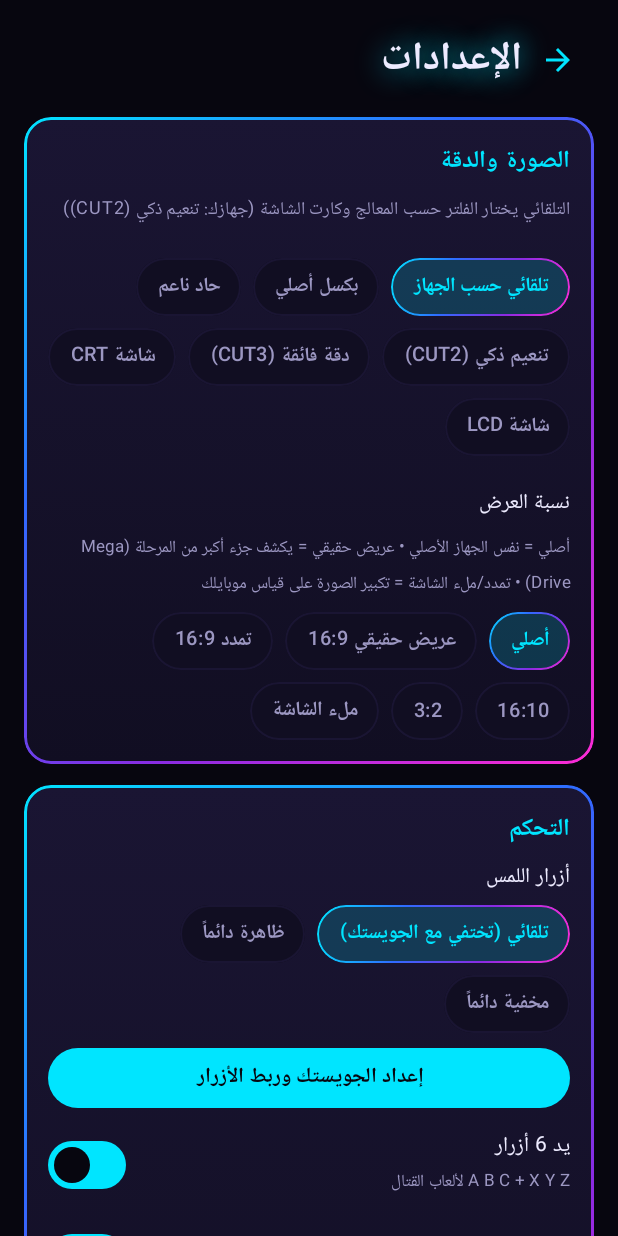
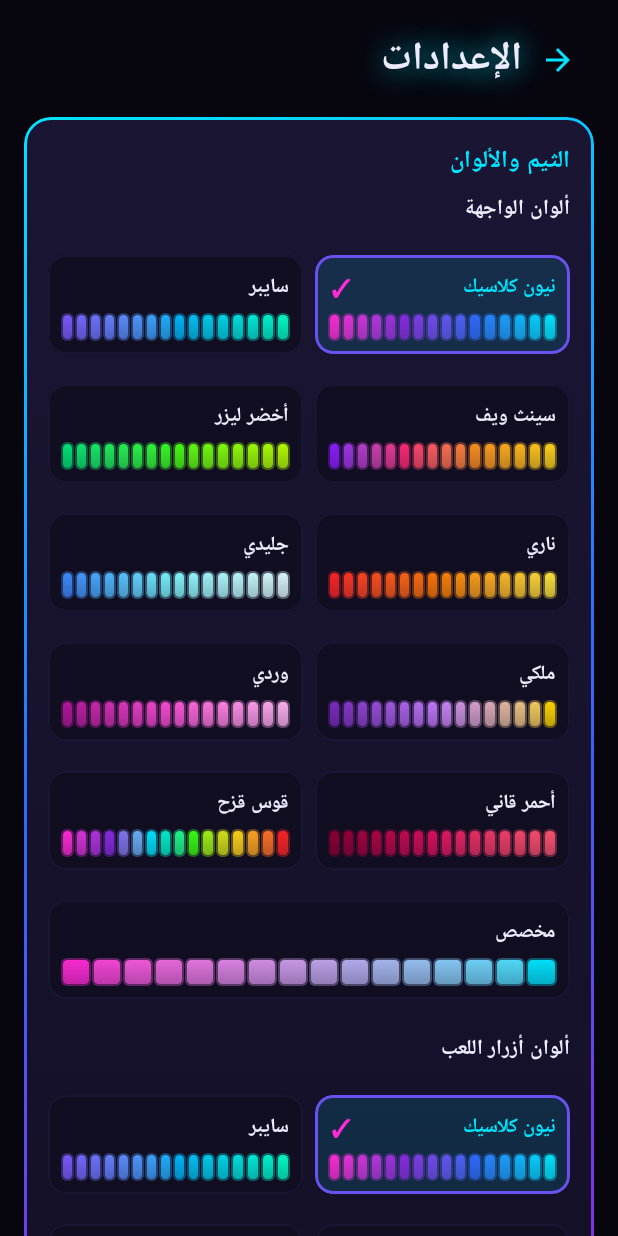
Before and after one commit to tara44x-code/NeonDrive, an Android app built with Jetpack Compose: the screen it shows after launch (MainActivity), after a tap on "الإعدادات", on a phone screen of 412 x 824 dp. Run offline under Robolectric (Android 15) with nearby library versions, the phone set to English and light mode, and no system bars; libraries missing offline, so code that uses them is left out: com.swordfish.libretrodroid; pictures from the network do not load.

Commit message:
Theme system, compact cheats screen, remove broken widescreen mode
- Theme: 10 neon palettes + custom 2-3 colour gradient, separately for the interface and the touch buttons; live preview bars
- Touch buttons take their colours along the chosen gradient (A→Z like a colour bar)
- Cheats screen: one-line status + usage counter, filter box, compact highlighted rows
- Removed 'real 16:9' mode: LibretroDroid renders the widescreen core's frames split in two; old setting maps to stretch 16:9
- Widescreen core no longer bundled (smaller APK)

Co-Authored-By: Claude Opus 5.5 <noreply@anthropic.com>
Claude-Session: https://claude.ai/code/session_01QSEAHZxv7RLHtSVL9ECVGd

```diff
--- a/app/src/main/java/com/neondrive/emu/CrashReporter.kt
+++ b/app/src/main/java/com/neondrive/emu/CrashReporter.kt
@@ -108,6 +108,10 @@ class NeonApp : Application() {
     override fun onCreate() {
         super.onCreate()
         CrashReporter.install(this)
+        // Apply the saved theme before any screen is drawn.
+        val settings = com.neondrive.emu.data.Settings(this)
+        com.neondrive.emu.ui.Neon.ui = settings.uiPalette
+        com.neondrive.emu.ui.Neon.pad = settings.padPalette
         // Unpack the offline cheat database in the background on first launch / after updates.
         Thread { runCatching { com.neondrive.emu.data.OfflineDb.ensureCheats(this) } }.apply { priority = Thread.MIN_PRIORITY }.start()
     }
--- a/app/src/main/java/com/neondrive/emu/data/Settings.kt
+++ b/app/src/main/java/com/neondrive/emu/data/Settings.kt
@@ -15,7 +15,6 @@ enum class VideoFilter(val label: String) {
 /** How the picture fills the phone screen. [ratio] = forced display ratio (null = engine decides). */
 enum class AspectMode(val label: String, val ratio: Float?) {
     ORIGINAL("أصلي", null),
-    WIDE_NATIVE("عريض حقيقي 16:9", null),   // Genesis Plus GX Wide: shows more of the level (Mega Drive)
     STRETCH_16_9("تمدد 16:9", 16f / 9f),
     STRETCH_16_10("16:10", 16f / 10f),
     STRETCH_3_2("3:2", 3f / 2f),
@@ -49,7 +48,7 @@ class Settings(context: Context) {
 
     var aspect: AspectMode
         get() = runCatching { AspectMode.valueOf(p.getString("aspect", null)!!) }
-            .getOrElse { if (p.getBoolean("wide", false)) AspectMode.WIDE_NATIVE else AspectMode.ORIGINAL }
+            .getOrElse { if (p.getBoolean("wide", false)) AspectMode.STRETCH_16_9 else AspectMode.ORIGINAL }
         set(v) = p.edit().putString("aspect", v.name).apply()
 
     var touchMode: TouchMode
@@ -78,6 +77,15 @@ class Settings(context: Context) {
         get() = p.getBoolean("autoResume", true)
         set(v) = p.edit().putBoolean("autoResume", v).apply()
 
+    // ---- Theme ----
+    var uiPalette: com.neondrive.emu.ui.NeonPalette
+        get() = com.neondrive.emu.ui.NeonPalette.byId(p.getString("uiPal", null), p.getString("uiPalC", null))
+        set(v) = p.edit().putString("uiPal", v.id).putString("uiPalC", v.encode()).apply()
+
+    var padPalette: com.neondrive.emu.ui.NeonPalette
+        get() = com.neondrive.emu.ui.NeonPalette.byId(p.getString("padPal", null), p.getString("padPalC", null))
+        set(v) = p.edit().putString("padPal", v.id).putString("padPalC", v.encode()).apply()
+
     var haptics: Boolean
         get() = p.getBoolean("haptics", true)
         set(v) = p.edit().putBoolean("haptics", v).apply()
--- /dev/null
+++ b/app/src/main/java/com/neondrive/emu/ui/Palette.kt
@@ -0,0 +1,108 @@
+package com.neondrive.emu.ui
+
+import androidx.compose.foundation.background
+import androidx.compose.foundation.border
+import androidx.compose.foundation.clickable
+import androidx.compose.foundation.layout.*
+import androidx.compose.foundation.shape.RoundedCornerShape
+import androidx.compose.material3.Text
+import androidx.compose.runtime.Composable
+import androidx.compose.ui.Alignment
+import androidx.compose.ui.Modifier
+import androidx.compose.ui.draw.clip
+import androidx.compose.ui.draw.drawBehind
+import androidx.compose.ui.geometry.CornerRadius
+import androidx.compose.ui.geometry.Offset
+import androidx.compose.ui.geometry.Size
+import androidx.compose.ui.graphics.Color
+import androidx.compose.ui.graphics.lerp
+import androidx.compose.ui.graphics.toArgb
+import androidx.compose.ui.text.font.FontWeight
+import androidx.compose.ui.unit.Dp
+import androidx.compose.ui.unit.dp
+import androidx.compose.ui.unit.sp
+
+/** A neon gradient (2+ colour stops). Interface and touch buttons each use one. */
+data class NeonPalette(val id: String, val label: String, val stops: List<Color>) {
+    /** Colour at position [t] (0..1) along the gradient. */
+    fun sample(t: Float): Color {
+        if (stops.size == 1) return stops[0]
+        val x = t.coerceIn(0f, 1f) * (stops.size - 1)
+        val i = x.toInt().coerceAtMost(stops.size - 2)
+        return lerp(stops[i], stops[i + 1], x - i)
+    }
+
+    fun encode() = stops.joinToString(",") { it.toArgb().toUInt().toString(16) }
+
+    companion object {
+        val presets = listOf(
+            NeonPalette("neon", "نيون كلاسيك", listOf(Color(0xFF00E5FF), Color(0xFF2F6BFF), Color(0xFF8A2BE2), Color(0xFFFF2BD6))),
+            NeonPalette("cyber", "سايبر", listOf(Color(0xFF00FFC6), Color(0xFF00B3FF), Color(0xFF7A5CFF))),
+            NeonPalette("synth", "سينث ويف", listOf(Color(0xFFFFD319), Color(0xFFFF901F), Color(0xFFFF2975), Color(0xFF8C1EFF))),
+            NeonPalette("laser", "أخضر ليزر", listOf(Color(0xFFB6FF00), Color(0xFF39FF14), Color(0xFF00E676))),
+            NeonPalette("fire", "ناري", listOf(Color(0xFFFFE53B), Color(0xFFFF7A00), Color(0xFFFF2525))),
+            NeonPalette("ice", "جليدي", listOf(Color(0xFFE0FBFF), Color(0xFF7DF9FF), Color(0xFF3D8BFF))),
+            NeonPalette("royal", "ملكي", listOf(Color(0xFFFFD700), Color(0xFFC77DFF), Color(0xFF7B2CBF))),
+            NeonPalette("pink", "وردي", listOf(Color(0xFFFFB3F0), Color(0xFFFF4FD8), Color(0xFFB5179E))),
+            NeonPalette("blood", "أحمر قاني", listOf(Color(0xFFFF5370), Color(0xFFE0115F), Color(0xFF8B0033))),
+            NeonPalette("rainbow", "قوس قزح", listOf(Color(0xFFFF2525), Color(0xFFFFD319), Color(0xFF39FF14), Color(0xFF00E5FF), Color(0xFF8A2BE2), Color(0xFFFF2BD6))),
+        )
+        val default = presets.first()
+
+        /** Swatches for the custom gradient picker. */
+        val swatches = listOf(
+            0xFF00E5FF, 0xFF00FFC6, 0xFF39FF14, 0xFFB6FF00, 0xFFFFE53B, 0xFFFFD700, 0xFFFF901F, 0xFFFF2525,
+            0xFFFF2975, 0xFFFF2BD6, 0xFFC77DFF, 0xFF8A2BE2, 0xFF7A5CFF, 0xFF2F6BFF, 0xFF3D8BFF, 0xFFFFFFFF,
+        ).map { Color(it) }
+
+        fun custom(stops: List<Color>) = NeonPalette("custom", "مخصص", stops)
+
+        fun byId(id: String?, customCode: String?): NeonPalette {
+            if (id == "custom") decode(customCode)?.let { return custom(it) }
+            return presets.firstOrNull { it.id == id } ?: default
+        }
+
+        private fun decode(code: String?): List<Color>? = code?.split(',')
+            ?.mapNotNull { it.toULongOrNull(16)?.let { v -> Color(v.toInt()) } }
+            ?.takeIf { it.size >= 2 }
+    }
+}
+
+/** Segmented glowing bar (like an equalizer) that previews a palette. */
+@Composable
+fun PaletteBar(palette: NeonPalette, modifier: Modifier = Modifier, segments: Int = 16, height: Dp = 22.dp) {
+    Row(modifier.height(height), horizontalArrangement = Arrangement.spacedBy(3.dp)) {
+        repeat(segments) { i ->
+            val c = palette.sample(i / (segments - 1f))
+            Box(
+                Modifier.weight(1f).fillMaxHeight()
+                    .drawBehind {
+                        drawRoundRect(c.copy(alpha = 0.35f), Offset(-2f, -2f), Size(size.width + 4f, size.height + 4f), CornerRadius(6f))
+                    }
+                    .clip(RoundedCornerShape(3.dp))
+                    .background(androidx.compose.ui.graphics.Brush.verticalGradient(listOf(c.copy(alpha = 0.95f), c.copy(alpha = 0.6f)))),
+            )
+        }
+    }
+}
+
+/** Selectable palette card: name + bar, highlighted when selected. */
+@Composable
+fun PaletteOption(palette: NeonPalette, selected: Boolean, onClick: () -> Unit) {
+    val shape = RoundedCornerShape(12.dp)
+    Column(
+        Modifier.fillMaxWidth().clip(shape)
+            .background(if (selected) palette.sample(0f).copy(alpha = 0.12f) else Neon.Surface)
+            .border(if (selected) 2.dp else 1.dp, if (selected) palette.sample(0.5f) else Neon.SurfaceHi, shape)
+            .clickable(onClick = onClick)
+            .padding(10.dp),
+    ) {
+        Row(verticalAlignment = Alignment.CenterVertically) {
+            Text(palette.label, color = if (selected) palette.sample(0f) else Neon.Text, fontSize = 13.sp, fontWeight = FontWeight.SemiBold,
+                modifier = Modifier.weight(1f))
+            if (selected) Text("✓", color = palette.sample(1f), fontWeight = FontWeight.Bold)
+        }
+        Spacer(Modifier.height(6.dp))
+        PaletteBar(palette, Modifier.fillMaxWidth(), height = 16.dp)
+    }
+}
--- a/app/src/main/java/com/neondrive/emu/ui/SettingsScreen.kt
+++ b/app/src/main/java/com/neondrive/emu/ui/SettingsScreen.kt
@@ -18,6 +18,12 @@ import com.neondrive.emu.data.TouchMode
 import com.neondrive.emu.game.ControllerSetupActivity
 import android.content.Intent
 import com.neondrive.emu.data.OfflineDb
+import androidx.compose.foundation.background
+import androidx.compose.foundation.border
+import androidx.compose.foundation.clickable
+import androidx.compose.foundation.shape.CircleShape
+import androidx.compose.ui.draw.clip
+import androidx.compose.ui.graphics.Color
 import com.neondrive.emu.data.GameDatabase
 import com.neondrive.emu.data.CheatRepository
 import com.neondrive.emu.data.GameSystem
@@ -49,6 +55,23 @@ fun SettingsScreen(vm: LibraryViewModel, onBack: () -> Unit) {
             Text("الإعدادات", style = Neon.glowText)
         }
 
+        Section("الثيم والألوان") {
+            ThemePicker(
+                title = "ألوان الواجهة",
+                current = Neon.ui,
+                onPick = { Neon.ui = it; s.uiPalette = it },
+            )
+            Spacer(Modifier.height(10.dp))
+            ThemePicker(
+                title = "ألوان أزرار اللعب",
+                current = Neon.pad,
+                onPick = { Neon.pad = it; s.padPalette = it },
+            )
+            Spacer(Modifier.height(6.dp))
+            Text("معاينة الأزرار", color = Neon.TextDim, fontSize = 12.sp)
+            PadPreview()
+        }
+
         Section("الصورة والدقة") {
             val auto = vm.profile?.autoFilter?.label
             Text(
@@ -64,7 +87,7 @@ fun SettingsScreen(vm: LibraryViewModel, onBack: () -> Unit) {
             Spacer(Modifier.height(8.dp))
             Text("نسبة العرض", color = Neon.Text, fontSize = 14.sp)
             Text(
-                "أصلي = نفس الجهاز الأصلي • عريض حقيقي = يكشف جزء أكبر من المرحلة (Mega Drive) • تمدد/ملء الشاشة = تكبير الصورة على قياس موبايلك",
+                "أصلي = نفس نسبة الجهاز الأصلي • تمدد / ملء الشاشة = تكبير الصورة على قياس موبايلك",
                 color = Neon.TextDim, fontSize = 11.sp,
             )
             FlowRowCompat {
@@ -167,3 +190,57 @@ private fun neonSlider() = SliderDefaults.colors(thumbColor = Neon.Magenta, acti
 @Composable
 private fun FlowRowCompat(content: @Composable () -> Unit) =
     FlowRow(horizontalArrangement = Arrangement.spacedBy(8.dp), verticalArrangement = Arrangement.spacedBy(8.dp)) { content() }
+
+/** Preset palettes + a custom 2–3 colour gradient built from swatches. */
+@Composable
+private fun ThemePicker(title: String, current: NeonPalette, onPick: (NeonPalette) -> Unit) {
+    var customOpen by remember { mutableStateOf(current.id == "custom") }
+    var picks by remember { mutableStateOf(if (current.id == "custom") current.stops else listOf(NeonPalette.swatches[0], NeonPalette.swatches[9])) }
+
+    Text(title, color = Neon.Text, fontSize = 14.sp, fontWeight = FontWeight.Bold)
+    Spacer(Modifier.height(6.dp))
+    NeonPalette.presets.chunked(2).forEach { row ->
+        Row(horizontalArrangement = Arrangement.spacedBy(8.dp)) {
+            row.forEach { p ->
+                Box(Modifier.weight(1f)) { PaletteOption(p, current.id == p.id) { customOpen = false; onPick(p) } }
+            }
+            if (row.size == 1) Spacer(Modifier.weight(1f))
+        }
+        Spacer(Modifier.height(8.dp))
+    }
+    PaletteOption(NeonPalette.custom(picks), current.id == "custom") { customOpen = !customOpen; onPick(NeonPalette.custom(picks)) }
+
+    if (customOpen) {
+        Spacer(Modifier.height(8.dp))
+        Text("اختر لحد 3 ألوان بالترتيب (اضغط اللون مرة ثانية حتى تشيله)", color = Neon.TextDim, fontSize = 11.sp)
+        Spacer(Modifier.height(6.dp))
+        FlowRowCompat {
+            NeonPalette.swatches.forEach { c ->
+                val index = picks.indexOf(c)
+                Box(
+                    Modifier.size(34.dp).clip(CircleShape).background(c)
+                        .border(if (index >= 0) 3.dp else 1.dp, if (index >= 0) Color.White else Neon.SurfaceHi, CircleShape)
+                        .clickable {
+                            val next = if (index >= 0) picks - c else (picks + c).takeLast(3)
+                            if (next.size >= 2) { picks = next; onPick(NeonPalette.custom(next)) } else picks = next
+                        },
+                    contentAlignment = Alignment.Center,
+                ) { if (index >= 0) Text("${index + 1}", color = Color.Black, fontWeight = FontWeight.Bold, fontSize = 13.sp) }
+            }
+        }
+    }
+}
+
+/** Small live preview of the touch buttons with the chosen pad palette. */
+@Composable
+private fun PadPreview() {
+    Row(horizontalArrangement = Arrangement.spacedBy(8.dp), verticalAlignment = Alignment.CenterVertically) {
+        listOf("A" to 0f, "B" to 0.2f, "C" to 0.4f, "X" to 0.6f, "Y" to 0.8f, "Z" to 1f).forEach { (label, t) ->
+            val c = Neon.pad.sample(t)
+            Box(
+                Modifier.size(38.dp).clip(CircleShape).background(Neon.Surface).border(2.dp, c, CircleShape),
+                contentAlignment = Alignment.Center,
+            ) { Text(label, color = c, fontWeight = FontWeight.ExtraBold, fontSize = 15.sp) }
+        }
+    }
+}
--- a/app/src/main/java/com/neondrive/emu/ui/Theme.kt
+++ b/app/src/main/java/com/neondrive/emu/ui/Theme.kt
@@ -11,6 +11,9 @@ import androidx.compose.material3.MaterialTheme
 import androidx.compose.material3.Text
 import androidx.compose.material3.darkColorScheme
 import androidx.compose.runtime.Composable
+import androidx.compose.runtime.getValue
+import androidx.compose.runtime.mutableStateOf
+import androidx.compose.runtime.setValue
 import androidx.compose.ui.Modifier
 import androidx.compose.ui.draw.clip
 import androidx.compose.ui.draw.drawBehind
@@ -28,21 +31,29 @@ object Neon {
     val Bg = Color(0xFF07060F)
     val Surface = Color(0xFF110E22)
     val SurfaceHi = Color(0xFF1A1533)
-    val Cyan = Color(0xFF00E5FF)
-    val Blue = Color(0xFF2F6BFF)
-    val Magenta = Color(0xFFFF2BD6)
-    val Purple = Color(0xFF8A2BE2)
     val Text = Color(0xFFEDEBFF)
     val TextDim = Color(0xFF9C97C2)
 
-    val edge = Brush.linearGradient(listOf(Cyan, Blue, Purple, Magenta))
-    val glowText = TextStyle(
-        color = Text, fontWeight = FontWeight.ExtraBold, fontSize = 26.sp,
-        shadow = Shadow(color = Cyan, blurRadius = 24f),
-    )
+    /** Interface palette (Settings ▸ الثيم). State-backed, so changing it recolours the app live. */
+    var ui by mutableStateOf(NeonPalette.default)
+    /** Touch-button palette. */
+    var pad by mutableStateOf(NeonPalette.default)
+
+    val Cyan: Color get() = ui.sample(0f)
+    val Blue: Color get() = ui.sample(0.33f)
+    val Purple: Color get() = ui.sample(0.66f)
+    val Magenta: Color get() = ui.sample(1f)
+
+    val edge: Brush get() = Brush.linearGradient(ui.stops)
+    val glowText: TextStyle
+        get() = TextStyle(
+            color = Text, fontWeight = FontWeight.ExtraBold, fontSize = 26.sp,
+            shadow = Shadow(color = Cyan, blurRadius = 24f),
+        )
 }
 
-private val scheme = darkColorScheme(
+@Composable
+private fun scheme() = darkColorScheme(
     primary = Neon.Cyan, onPrimary = Color.Black,
     secondary = Neon.Magenta, onSecondary = Color.Black,
     tertiary = Neon.Purple,
@@ -53,7 +64,7 @@ private val scheme = darkColorScheme(
 )
 
 @Composable
-fun NeonTheme(content: @Composable () -> Unit) = MaterialTheme(colorScheme = scheme, content = content)
+fun NeonTheme(content: @Composable () -> Unit) = MaterialTheme(colorScheme = scheme(), content = content)
 
 /** Soft outer glow + gradient border, like the app icon. */
 fun Modifier.neonGlow(radius: Dp = 18.dp, glow: Color = Neon.Cyan, strength: Float = 0.35f): Modifier =
```
Also changed, not shown: app/src/main/java/com/neondrive/emu/game/GameActivity.kt (+4 -3 lines), app/src/main/java/com/neondrive/emu/game/GameMenuActivity.kt (+38 -15 lines), app/src/main/java/com/neondrive/emu/game/TouchControls.kt (+18 -18 lines), 1 other file.
